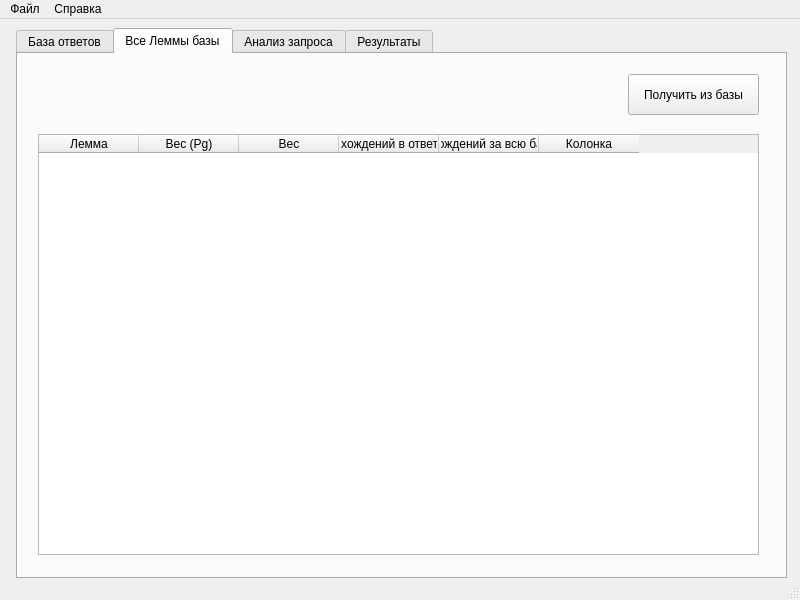
Before: the Qt Designer form src/info_service/info_service.ui in PaiNt-git/study.mag_diploma, drawn with Qt 5.
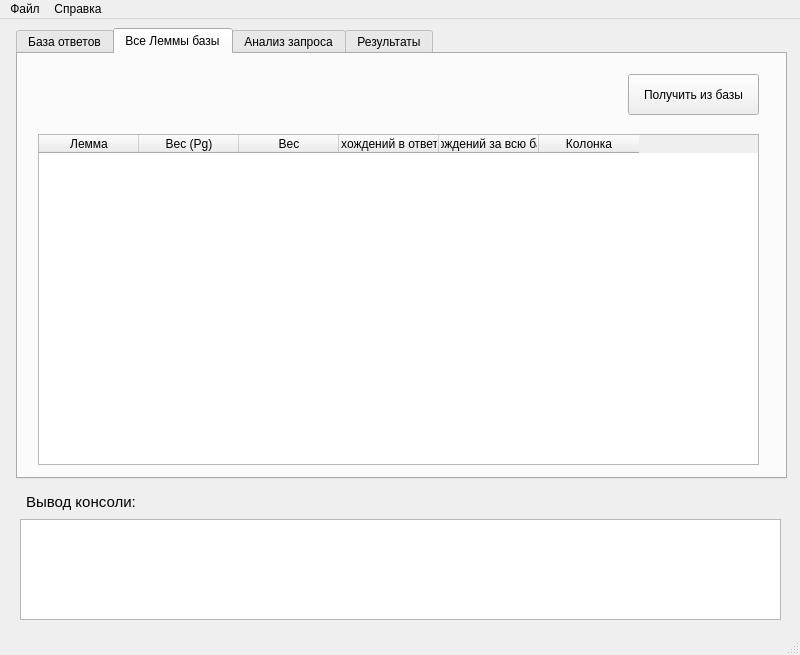
After: the same form once the commit is applied. The open tabs and pages were chosen to show the change.

```diff
--- a/src/info_service/info_service.ui
+++ b/src/info_service/info_service.ui
@@ -8,9 +8,27 @@
     <x>0</x>
     <y>0</y>
     <width>800</width>
-    <height>600</height>
+    <height>655</height>
    </rect>
   </property>
+  <property name="sizePolicy">
+   <sizepolicy hsizetype="Fixed" vsizetype="Fixed">
+    <horstretch>0</horstretch>
+    <verstretch>0</verstretch>
+   </sizepolicy>
+  </property>
+  <property name="minimumSize">
+   <size>
+    <width>800</width>
+    <height>655</height>
+   </size>
+  </property>
+  <property name="maximumSize">
+   <size>
+    <width>800</width>
+    <height>655</height>
+   </size>
+  </property>
   <property name="windowTitle">
    <string>База знаний ответов на вопросы</string>
   </property>
@@ -21,7 +39,7 @@
       <x>16</x>
       <y>9</y>
       <width>771</width>
-      <height>551</height>
+      <height>451</height>
      </rect>
     </property>
     <property name="currentIndex">
@@ -42,7 +60,7 @@
         <x>20</x>
         <y>80</y>
         <width>721</width>
-        <height>421</height>
+        <height>331</height>
        </rect>
       </property>
       <attribute name="horizontalHeaderCascadingSectionResizes">
@@ -104,6 +122,43 @@
      </attribute>
     </widget>
    </widget>
+   <widget class="QPlainTextEdit" name="ConsoleView">
+    <property name="geometry">
+     <rect>
+      <x>20</x>
+      <y>500</y>
+      <width>761</width>
+      <height>101</height>
+     </rect>
+    </property>
+    <property name="readOnly">
+     <bool>true</bool>
+    </property>
+    <property name="plainText">
+     <string/>
+    </property>
+    <property name="backgroundVisible">
+     <bool>false</bool>
+    </property>
+   </widget>
+   <widget class="QLabel" name="label">
+    <property name="geometry">
+     <rect>
+      <x>26</x>
+      <y>473</y>
+      <width>121</width>
+      <height>20</height>
+     </rect>
+    </property>
+    <property name="font">
+     <font>
+      <pointsize>11</pointsize>
+     </font>
+    </property>
+    <property name="text">
+     <string>Вывод консоли:</string>
+    </property>
+   </widget>
   </widget>
   <widget class="QMenuBar" name="menubar">
    <property name="geometry">
```
Left out of the diff: 2 changed lines with no effect on the pictures.
